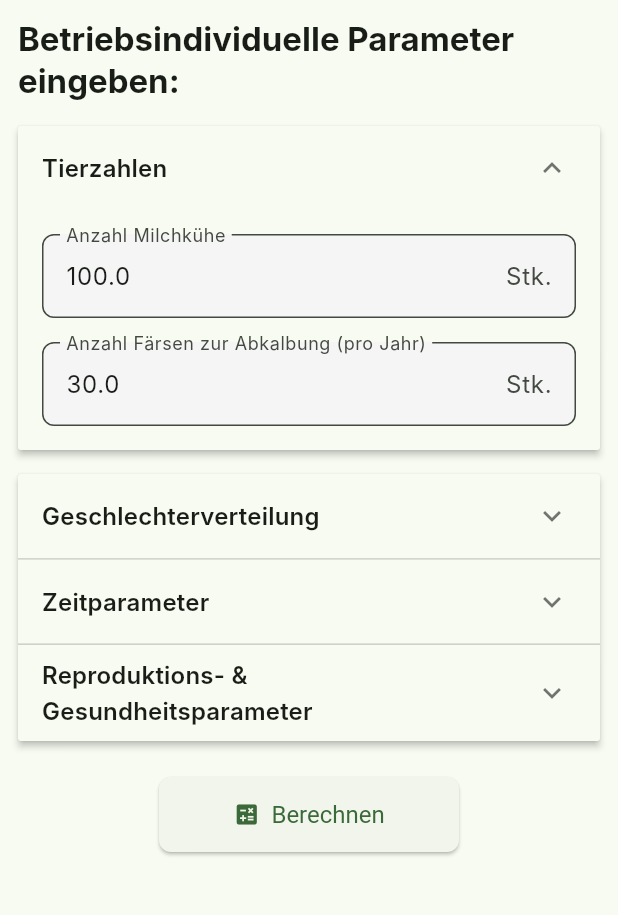
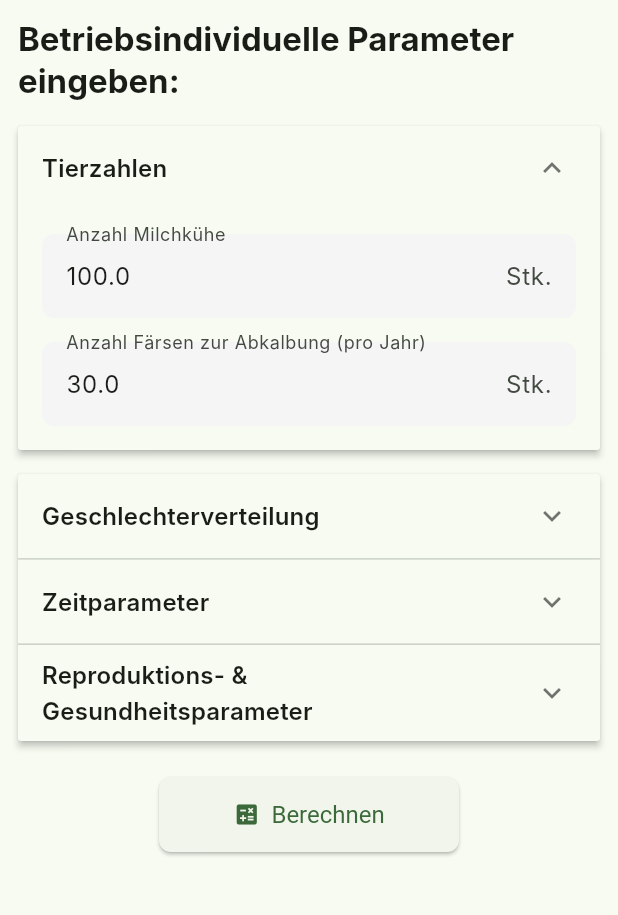
Before and after one commit to Daniel-Kirchhoff/cowculus, a Flutter app: the screen it shows after launch, on a phone screen of 412 x 824 dp, the part 84-999 px from its top. Run offline on Flutter 3.47's test engine with Material 3 defaults, Android fonts, the phone set to English and light mode, and no system bars; Roboto replaces fonts that are missing (Inter).

Commit message:
issue #4 umgesetzt

```diff
--- /dev/null
+++ b/lib/config/app_constants.dart
@@ -0,0 +1,12 @@
+import 'package:flutter/material.dart';
+
+// Farben
+const Color kSeedColor = Colors.green;
+final Color kInputFillColor = Colors.grey[100]!;
+
+// Schriftarten
+const String kFontFamily = 'Inter';
+
+// Radien & Abstände
+const double kAppBorderRadius = 8.0;
+const EdgeInsets kButtonPadding = EdgeInsets.symmetric(horizontal: 20, vertical: 15);
--- /dev/null
+++ b/lib/config/app_theme.dart
@@ -0,0 +1,33 @@
+import 'package:flutter/material.dart';
+import './app_constants.dart';
+
+class AppTheme {
+  AppTheme._();
+
+  static ThemeData get lightTheme {
+    return ThemeData(
+      useMaterial3: true,
+      fontFamily: kFontFamily,
+      visualDensity: VisualDensity.adaptivePlatformDensity,
+      colorScheme: ColorScheme.fromSeed(
+        seedColor: kSeedColor,
+      ),
+      elevatedButtonTheme: ElevatedButtonThemeData(
+        style: ElevatedButton.styleFrom(
+          shape: RoundedRectangleBorder(
+            borderRadius: BorderRadius.circular(kAppBorderRadius),
+          ),
+          padding: kButtonPadding,
+        ),
+      ),
+      inputDecorationTheme: InputDecorationTheme(
+        filled: true,
+        fillColor: kInputFillColor,
+        border: OutlineInputBorder(
+          borderRadius: BorderRadius.circular(kAppBorderRadius),
+          borderSide: BorderSide.none,
+        ),
+      ),
+    );
+  }
+}
--- a/lib/main.dart
+++ b/lib/main.dart
@@ -1,5 +1,6 @@
 import 'package:flutter/material.dart';
 import './screens/rechner_bildschirm.dart';
+import './config/app_theme.dart';
 
 void main() {
   runApp(const KaelberRechnerApp());
@@ -11,29 +12,8 @@ class KaelberRechnerApp extends StatelessWidget {
   @override
   Widget build(BuildContext context) {
     return MaterialApp(
-      title: 'cowculus',
-      theme: ThemeData(
-        primarySwatch: Colors.green,
-        colorScheme: ColorScheme.fromSeed(seedColor: Colors.green),
-        visualDensity: VisualDensity.adaptivePlatformDensity,
-        useMaterial3: true,
-        fontFamily: 'Inter',
-        inputDecorationTheme: InputDecorationTheme(
-          border: OutlineInputBorder(
-            borderRadius: BorderRadius.circular(8.0),
-          ),
-          filled: true,
-          fillColor: Colors.grey[100],
-        ),
-        elevatedButtonTheme: ElevatedButtonThemeData(
-          style: ElevatedButton.styleFrom(
-            shape: RoundedRectangleBorder(
-              borderRadius: BorderRadius.circular(8.0),
-            ),
-            padding: const EdgeInsets.symmetric(horizontal: 20, vertical: 15),
-          ),
-        ),
-      ),
+      title: 'Kuhkulus',
+      theme: AppTheme.lightTheme,
       home: const RechnerBildschirm(),
       debugShowCheckedModeBanner: false,
     );
```
